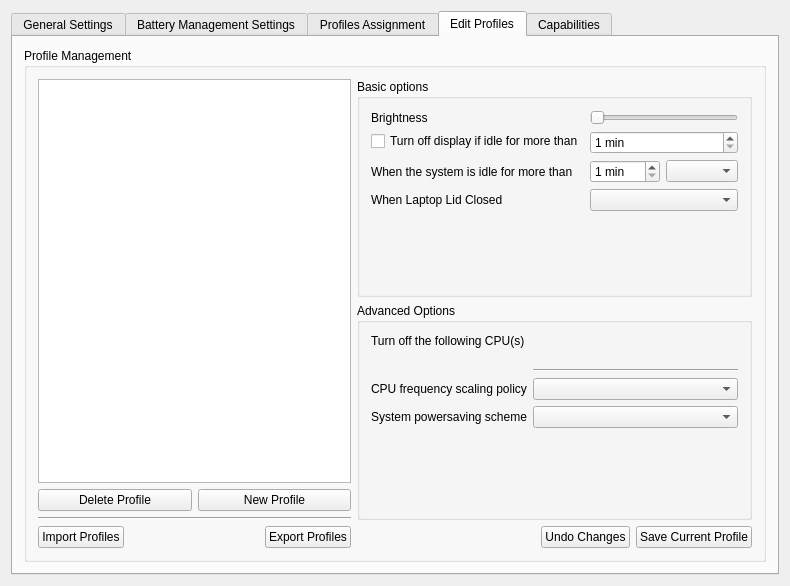
First picture: the form in kcmodule/dialog.ui, repository KDE/powerdevil, before the edit.
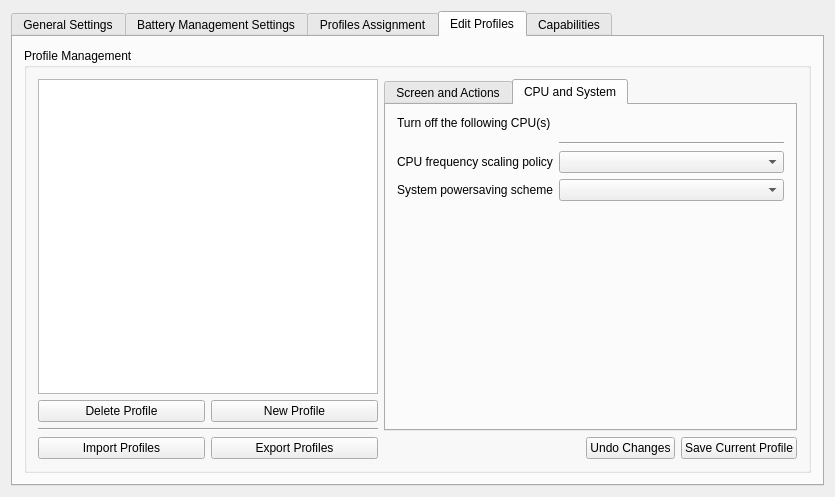
Second picture: the form after the edit. The open tabs and pages were chosen to show the change. Custom widgets are drawn as their Qt base class.

Commit message: Fixing a small bug in the daemon, adding some error notifications, changing dialog layout to make it smaller, updating docbook

```diff
--- a/kcmodule/dialog.ui
+++ b/kcmodule/dialog.ui
@@ -5,8 +5,8 @@
    <rect>
     <x>0</x>
     <y>0</y>
-    <width>790</width>
-    <height>586</height>
+    <width>835</width>
+    <height>497</height>
    </rect>
   </property>
   <property name="mouseTracking" >
@@ -302,7 +302,7 @@
                <widget class="KListWidget" name="profilesList" >
                 <property name="maximumSize" >
                  <size>
-                  <width>370</width>
+                  <width>340</width>
                   <height>16777215</height>
                  </size>
                 </property>
@@ -314,6 +314,12 @@
                  <layout class="QHBoxLayout" name="horizontalLayout" >
                   <item>
                    <widget class="KPushButton" name="deleteProfile" >
+                    <property name="maximumSize" >
+                     <size>
+                      <width>170</width>
+                      <height>16777215</height>
+                     </size>
+                    </property>
                     <property name="text" >
                      <string>Delete Profile</string>
                     </property>
@@ -321,6 +327,12 @@
                   </item>
                   <item>
                    <widget class="KPushButton" name="newProfile" >
+                    <property name="maximumSize" >
+                     <size>
+                      <width>170</width>
+                      <height>16777215</height>
+                     </size>
+                    </property>
                     <property name="text" >
                      <string>New Profile</string>
                     </property>
@@ -339,6 +351,12 @@
                  <layout class="QHBoxLayout" name="horizontalLayout_2" >
                   <item>
                    <widget class="KPushButton" name="importButton" >
+                    <property name="maximumSize" >
+                     <size>
+                      <width>170</width>
+                      <height>16777215</height>
+                     </size>
+                    </property>
                     <property name="toolTip" >
                      <string/>
                     </property>
@@ -350,21 +368,14 @@
                     </property>
                    </widget>
                   </item>
-                  <item>
-                   <spacer name="horizontalSpacer" >
-                    <property name="orientation" >
-                     <enum>Qt::Horizontal</enum>
-                    </property>
-                    <property name="sizeHint" stdset="0" >
-                     <size>
-                      <width>40</width>
-                      <height>20</height>
-                     </size>
-                    </property>
-                   </spacer>
-                  </item>
                   <item>
                    <widget class="KPushButton" name="exportButton" >
+                    <property name="maximumSize" >
+                     <size>
+                      <width>170</width>
+                      <height>16777215</height>
+                     </size>
+                    </property>
                     <property name="toolTip" >
                      <string/>
                     </property>
@@ -385,10 +396,14 @@
             <item>
              <layout class="QVBoxLayout" name="verticalLayout_2" >
               <item>
-               <widget class="QGroupBox" name="groupBox_2" >
-                <property name="title" >
-                 <string>Basic options</string>
+               <widget class="KTabWidget" name="ktabwidget_2" >
+                <property name="currentIndex" >
+                 <number>1</number>
                 </property>
+                <widget class="QWidget" name="tab_2" >
+                 <attribute name="title" >
+                  <string>Screen and Actions</string>
+                 </attribute>
                 <layout class="QFormLayout" name="formLayout" >
                  <item row="0" column="0" >
                   <widget class="QLabel" name="PoweredBrightnessLabel_2" >
@@ -525,12 +540,10 @@
                  </item>
                 </layout>
                </widget>
-              </item>
-              <item>
-               <widget class="QGroupBox" name="groupBox_7" >
-                <property name="title" >
-                 <string>Advanced Options</string>
-                </property>
+                <widget class="QWidget" name="tab" >
+                 <attribute name="title" >
+                  <string>CPU and System</string>
+                 </attribute>
                 <layout class="QFormLayout" name="formLayout_5" >
                  <item row="0" column="0" >
                   <widget class="QLabel" name="label_12" >
@@ -539,17 +552,7 @@
                    </property>
                   </widget>
                  </item>
-                 <item row="1" column="0" >
-                  <layout class="QHBoxLayout" name="CPUListLayout" />
-                 </item>
-                 <item row="2" column="0" >
-                  <widget class="Line" name="line" >
-                   <property name="orientation" >
-                    <enum>Qt::Horizontal</enum>
-                   </property>
-                  </widget>
-                 </item>
-                 <item row="4" column="0" >
+                  <item row="3" column="0" >
                   <widget class="QLabel" name="PoweredFreqLabel_2" >
                    <property name="toolTip" >
                     <string/>
@@ -568,31 +571,27 @@
                    </property>
                   </widget>
                  </item>
-                 <item row="4" column="1" >
+                  <item row="3" column="1" >
                   <widget class="KComboBox" name="freqCombo" >
                    <property name="whatsThis" >
                     <string>CPU Behaviour strongly impacts on your system performance and on your battery's life. Here you can choose the policy best suitable for this profile</string>
                    </property>
                   </widget>
                  </item>
-                 <item row="5" column="0" >
+                  <item row="4" column="0" >
                   <widget class="QLabel" name="label_19" >
                    <property name="text" >
                     <string>System powersaving scheme</string>
                    </property>
                   </widget>
                  </item>
-                 <item row="5" column="1" >
+                  <item row="4" column="1" >
                   <widget class="KComboBox" name="schemeCombo" />
                  </item>
-                 <item row="3" column="0" >
-                  <widget class="Line" name="line_4" >
-                   <property name="orientation" >
-                    <enum>Qt::Horizontal</enum>
-                   </property>
-                  </widget>
-                 </item>
-                 <item row="3" column="1" >
+                  <item row="1" column="0" >
+                   <layout class="QHBoxLayout" name="CPUListLayout" />
+                  </item>
+                  <item row="2" column="1" >
                   <widget class="Line" name="line_5" >
                    <property name="orientation" >
                     <enum>Qt::Horizontal</enum>
@@ -600,6 +599,7 @@
                   </widget>
                  </item>
                 </layout>
+                </widget>
                </widget>
               </item>
               <item>
```
Lines whose indentation alone changed are shown as unchanged. The commit also changes 3 other files.
